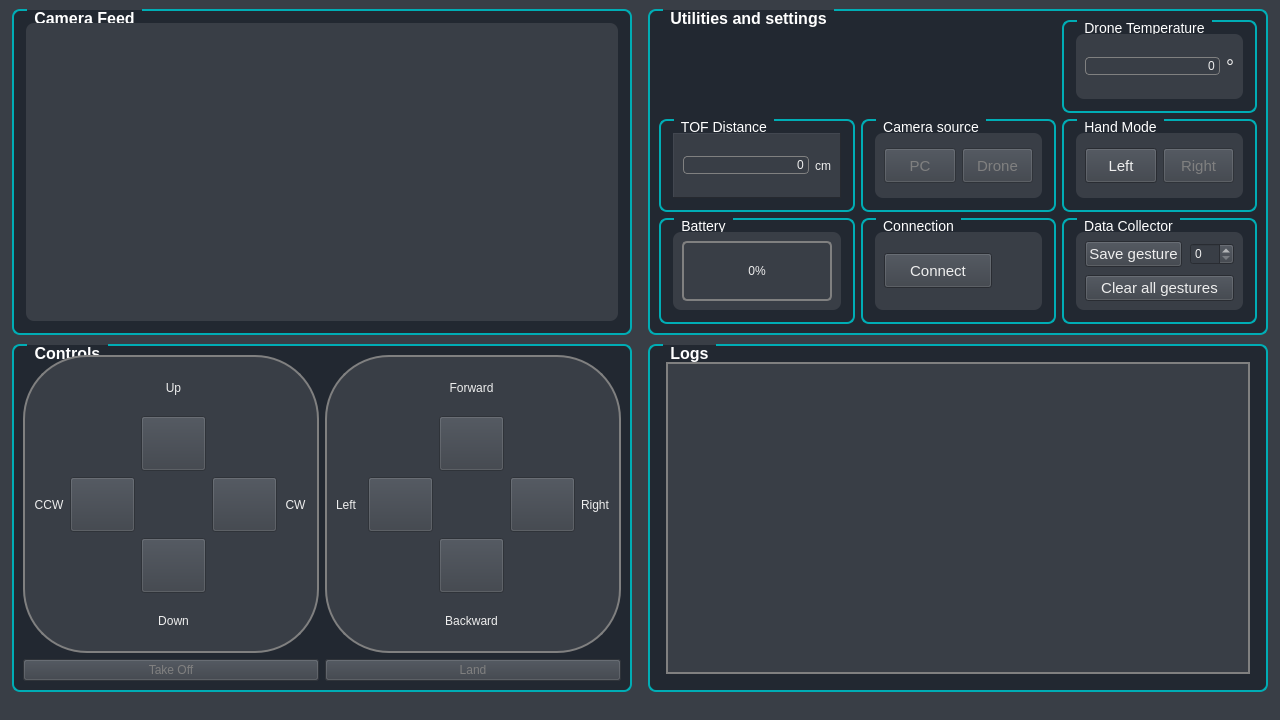
Qt form ui/form.ui (maciejkaniewski/Drone-control-with-hand-gestures-using-image-processing) before a commit.
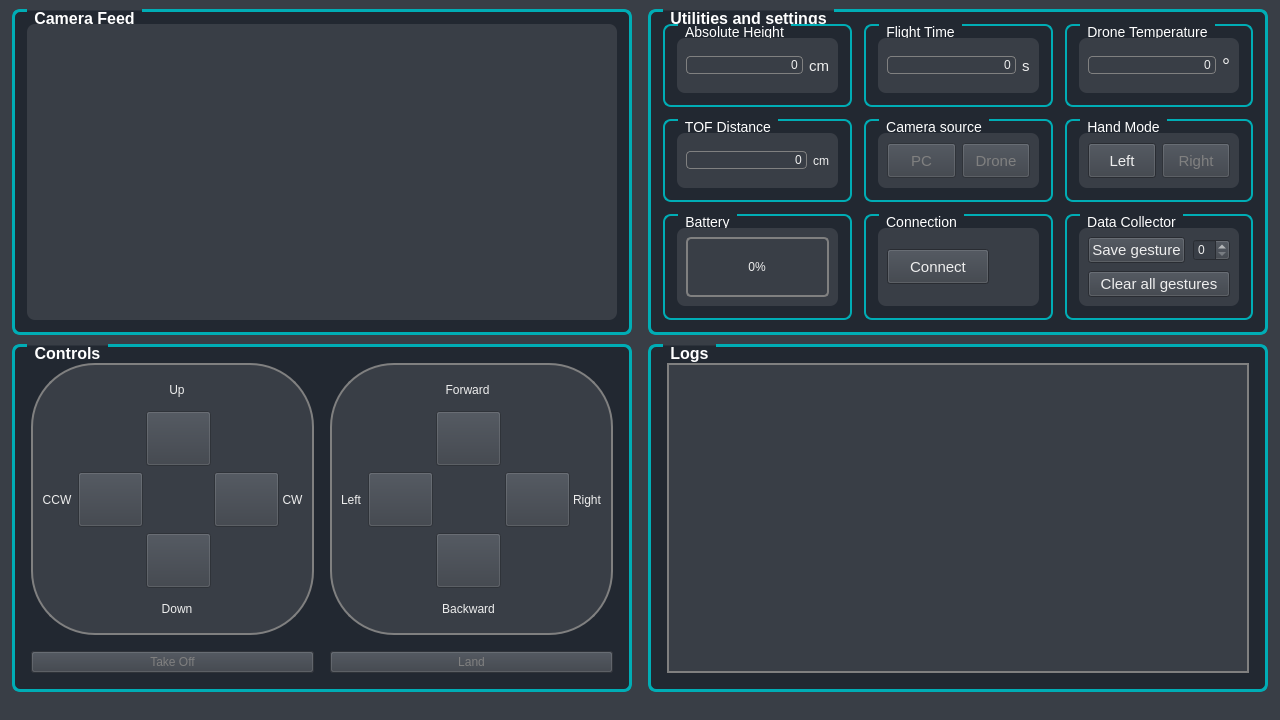
The same form after that commit. Icons and pictures are not drawn.

Commit message: Add flight time and absolute height measure

Patch:
```diff
--- a/ui/form.ui
+++ b/ui/form.ui
@@ -75,7 +75,7 @@
       <property name="styleSheet">
        <string notr="true">QGroupBox#QGroupBox_1 {
     background-color:  #222831;
-    border: 2px solid gray;
+    border: 3px solid gray;
 	 border-color: #00ADB5;
     border-radius: 8px;
     margin-top: 1ex; /* leave space at the top for the title */
@@ -147,7 +147,7 @@
       <property name="styleSheet">
        <string notr="true">QGroupBox#QGroupBox_Camera_Feed {
     background-color:  #222831;
-    border: 2px solid gray;
+    border: 3px solid gray;
 	 border-color: #00ADB5;
     border-radius: 8px;
     margin-top: 1ex; /* leave space at the top for the title */
@@ -209,7 +209,7 @@
       <property name="styleSheet">
        <string notr="true">QGroupBox#QGroupBox_3 {
     background-color:  #222831;
-    border: 2px solid gray;
+    border: 3px solid gray;
 	 border-color: #00ADB5;
     border-radius: 8px;
     margin-top: 1ex; /* leave space at the top for the title */
@@ -227,7 +227,22 @@
        <string>Controls</string>
       </property>
       <layout class="QGridLayout" name="gridLayout_10">
-       <item row="0" column="0">
+       <property name="leftMargin">
+        <number>16</number>
+       </property>
+       <property name="topMargin">
+        <number>16</number>
+       </property>
+       <property name="rightMargin">
+        <number>16</number>
+       </property>
+       <property name="bottomMargin">
+        <number>16</number>
+       </property>
+       <property name="spacing">
+        <number>16</number>
+       </property>
+       <item row="1" column="0">
         <widget class="QFrame" name="QFrame_Advanced_Moves">
          <property name="styleSheet">
           <string notr="true">QFrame#QFrame_Advanced_Moves {
@@ -459,7 +474,7 @@
          </layout>
         </widget>
        </item>
-       <item row="0" column="2">
+       <item row="1" column="2">
         <widget class="QFrame" name="QFrame_Basic_Moves">
          <property name="styleSheet">
           <string notr="true">QFrame#QFrame_Basic_Moves {
@@ -703,26 +718,7 @@
          </layout>
         </widget>
        </item>
-       <item row="1" column="0">
-        <widget class="QPushButton" name="QPushButton_Take_Off">
-         <property name="enabled">
-          <bool>false</bool>
-         </property>
-         <property name="styleSheet">
-          <string notr="true">QPushButton#QPushButton_Take_Off{
-	color:#EEEEEE;
-}
-
-QPushButton::disabled#QPushButton_Take_Off  {
-    color:  grey;
-}</string>
-         </property>
-         <property name="text">
-          <string>Take Off</string>
-         </property>
-        </widget>
-       </item>
-       <item row="1" column="2">
+       <item row="2" column="2">
         <widget class="QPushButton" name="QPushButton_Land">
          <property name="enabled">
           <bool>false</bool>
@@ -741,6 +737,25 @@
          </property>
         </widget>
        </item>
+       <item row="2" column="0">
+        <widget class="QPushButton" name="QPushButton_Take_Off">
+         <property name="enabled">
+          <bool>false</bool>
+         </property>
+         <property name="styleSheet">
+          <string notr="true">QPushButton#QPushButton_Take_Off{
+	color:#EEEEEE;
+}
+
+QPushButton::disabled#QPushButton_Take_Off  {
+    color:  grey;
+}</string>
+         </property>
+         <property name="text">
+          <string>Take Off</string>
+         </property>
+        </widget>
+       </item>
       </layout>
      </widget>
     </item>
@@ -761,7 +776,7 @@
       <property name="styleSheet">
        <string notr="true">QGroupBox#QGroupBox_2 {
     background-color:  #222831;
-    border: 2px solid gray;
+    border: 3px solid gray;
 	 border-color: #00ADB5;
     border-radius: 8px;
     margin-top: 1ex; /* leave space at the top for the title */
@@ -778,7 +793,214 @@
       <property name="title">
        <string>Utilities and settings</string>
       </property>
-      <layout class="QGridLayout" name="gridLayout_23">
+      <layout class="QGridLayout" name="gridLayout_25">
+       <property name="leftMargin">
+        <number>12</number>
+       </property>
+       <property name="topMargin">
+        <number>12</number>
+       </property>
+       <property name="rightMargin">
+        <number>12</number>
+       </property>
+       <property name="bottomMargin">
+        <number>12</number>
+       </property>
+       <property name="spacing">
+        <number>12</number>
+       </property>
+       <item row="0" column="0">
+        <widget class="QGroupBox" name="QGroupBox_Absolute_Height">
+         <property name="styleSheet">
+          <string notr="true">QGroupBox#QGroupBox_Absolute_Height{
+    background-color:  #222831;
+    border: 2px solid gray;
+	 border-color: #00ADB5;
+    border-radius: 8px;
+    margin-top: 1ex; /* leave space at the top for the title */
+	font-size: 14px;
+}
+
+QGroupBox::title#QGroupBox_Absolute_Height {
+    color:  white;
+    subcontrol-origin: margin;
+	left: 15px;
+    padding: 0px 5px 0px 5px;
+}</string>
+         </property>
+         <property name="title">
+          <string>Absolute Height</string>
+         </property>
+         <layout class="QGridLayout" name="gridLayout_24">
+          <property name="leftMargin">
+           <number>12</number>
+          </property>
+          <property name="topMargin">
+           <number>12</number>
+          </property>
+          <property name="rightMargin">
+           <number>12</number>
+          </property>
+          <property name="bottomMargin">
+           <number>12</number>
+          </property>
+          <item row="0" column="0">
+           <widget class="QFrame" name="QFrame_Absolute_Height">
+            <property name="styleSheet">
+             <string notr="true">QFrame#QFrame_Absolute_Height{
+    border-radius: 8px;
+	background-color: #393E46;
+}</string>
+            </property>
+            <property name="frameShape">
+             <enum>QFrame::Panel</enum>
+            </property>
+            <property name="frameShadow">
+             <enum>QFrame::Raised</enum>
+            </property>
+            <layout class="QHBoxLayout" name="horizontalLayout_10">
+             <item>
+              <widget class="QLineEdit" name="QLineEdit_Absolute_Height">
+               <property name="enabled">
+                <bool>true</bool>
+               </property>
+               <property name="styleSheet">
+                <string notr="true">QLineEdit#QLineEdit_Absolute_Height{
+    border: 1px solid grey;
+    border-radius: 4px;
+	 color:#EEEEEE;
+}</string>
+               </property>
+               <property name="text">
+                <string>0</string>
+               </property>
+               <property name="alignment">
+                <set>Qt::AlignRight|Qt::AlignTrailing|Qt::AlignVCenter</set>
+               </property>
+               <property name="readOnly">
+                <bool>true</bool>
+               </property>
+              </widget>
+             </item>
+             <item>
+              <widget class="QLabel" name="QLabel_cm_b">
+               <property name="font">
+                <font>
+                 <pointsize>11</pointsize>
+                </font>
+               </property>
+               <property name="styleSheet">
+                <string notr="true">QLabel#QLabel_cm_b{
+	 color:#EEEEEE;
+}</string>
+               </property>
+               <property name="text">
+                <string>cm</string>
+               </property>
+              </widget>
+             </item>
+            </layout>
+           </widget>
+          </item>
+         </layout>
+        </widget>
+       </item>
+       <item row="0" column="1">
+        <widget class="QGroupBox" name="QGroupBox_Flight_Time">
+         <property name="styleSheet">
+          <string notr="true">QGroupBox#QGroupBox_Flight_Time{
+    background-color:  #222831;
+    border: 2px solid gray;
+	 border-color: #00ADB5;
+    border-radius: 8px;
+    margin-top: 1ex; /* leave space at the top for the title */
+	font-size: 14px;
+}
+
+QGroupBox::title#QGroupBox_Flight_Time{
+    color:  white;
+    subcontrol-origin: margin;
+	left: 15px;
+    padding: 0px 5px 0px 5px;
+}</string>
+         </property>
+         <property name="title">
+          <string>Flight Time</string>
+         </property>
+         <layout class="QGridLayout" name="gridLayout_23">
+          <property name="leftMargin">
+           <number>12</number>
+          </property>
+          <property name="topMargin">
+           <number>12</number>
+          </property>
+          <property name="rightMargin">
+           <number>12</number>
+          </property>
+          <property name="bottomMargin">
+           <number>12</number>
+          </property>
+          <item row="0" column="0">
+           <widget class="QFrame" name="QFrame_Flight_Time">
+            <property name="styleSheet">
+             <string notr="true">QFrame#QFrame_Flight_Time{
+    border-radius: 8px;
+	background-color: #393E46;
+}</string>
+            </property>
+            <property name="frameShape">
+             <enum>QFrame::Panel</enum>
+            </property>
+            <property name="frameShadow">
+             <enum>QFrame::Raised</enum>
+            </property>
+            <layout class="QHBoxLayout" name="horizontalLayout_9">
+             <item>
+              <widget class="QLineEdit" name="QLineEdit_Flight_Time">
+               <property name="enabled">
+                <bool>true</bool>
+               </property>
+               <property name="styleSheet">
+                <string notr="true">QLineEdit#QLineEdit_Flight_Time{
+    border: 1px solid grey;
+    border-radius: 4px;
+	 color:#EEEEEE;
+}</string>
+               </property>
+               <property name="text">
+                <string>0</string>
+               </property>
+               <property name="alignment">
+                <set>Qt::AlignRight|Qt::AlignTrailing|Qt::AlignVCenter</set>
+               </property>
+               <property name="readOnly">
+                <bool>true</bool>
+               </property>
+              </widget>
+             </item>
+             <item>
+              <widget class="QLabel" name="QLabel_s">
+               <property name="font">
+                <font>
+                 <pointsize>11</pointsize>
+                </font>
+               </property>
+               <property name="styleSheet">
+                <string notr="true">QLabel#QLabel_s{
+	 color:#EEEEEE;
+}</string>
+               </property>
+               <property name="text">
+                <string>s</string>
+               </property>
+              </widget>
+             </item>
+            </layout>
+           </widget>
+          </item>
+         </layout>
+        </widget>
+       </item>
        <item row="0" column="2">
         <widget class="QGroupBox" name="QGroupBox_Temperature">
          <property name="styleSheet">
@@ -913,7 +1135,7 @@
           <item row="0" column="0">
            <widget class="QFrame" name="QFrame_TOF">
             <property name="styleSheet">
-             <string notr="true">QFrame#QFrame_Barometer{
+             <string notr="true">QFrame#QFrame_TOF{
     border-radius: 8px;
 	background-color: #393E46;
 }</string>
```
The commit also changes 2 other files.
